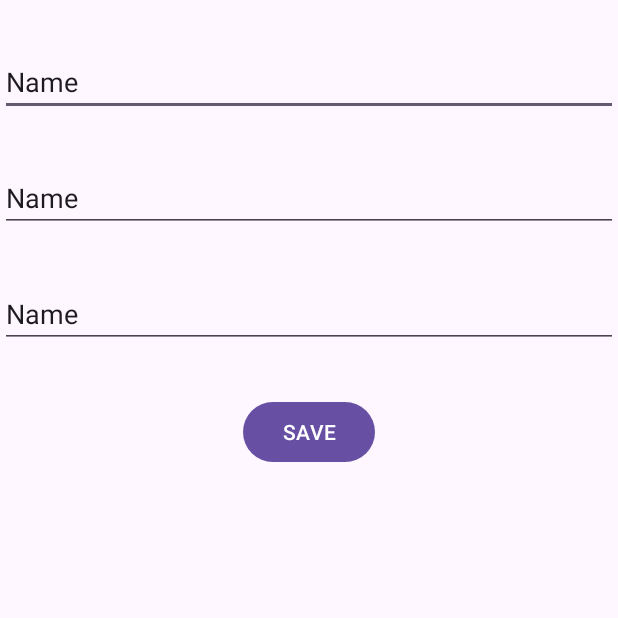
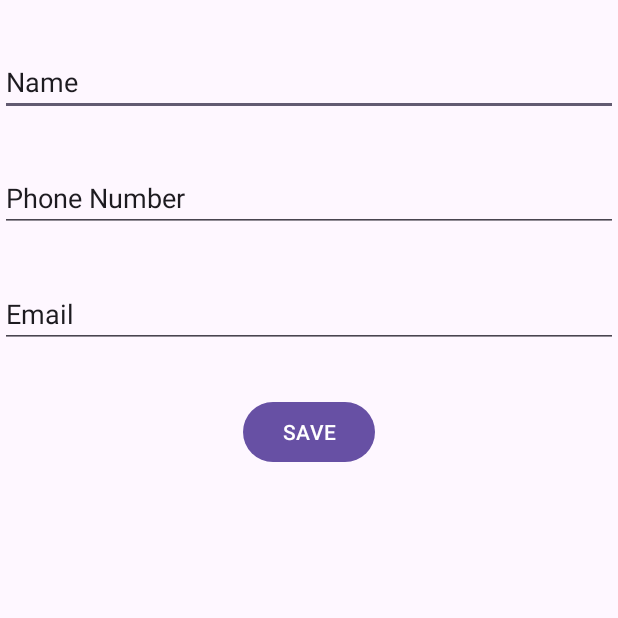
Before and after one commit to ChristineAkinyi/MyContacts-Android, an Android app: the screen it shows after launch (AddContactActivity), after a tap on an icon or button, on a phone screen of 412 x 824 dp, the top half of it. Run offline under Robolectric (Android 15) with nearby library versions, the phone set to English and light mode, and no system bars; our stand-ins replace Room's generated code; 2 statements that could not run were skipped.

Commit message:
Add file

```diff
--- a/app/build.gradle.kts
+++ b/app/build.gradle.kts
@@ -56,5 +56,6 @@ dependencies {
     implementation("androidx.lifecycle:lifecycle-livedata-ktx:2.4.0-alpha03")
     implementation("androidx.activity:activity-ktx:1.3.1")
     implementation("androidx.room:room-runtime:2.3.0")
-    annotationProcessor("androidx.room:room-compiler:2.6.1")
+//    annotationProcessor("androidx.room:room-compiler:2.6.1")
+//    ksp("androidx.room:room-compiler:2.6.1")
 }
--- a/app/src/main/java/com/akirachix/mycontacts/database/ContactDao.kt
+++ b/app/src/main/java/com/akirachix/mycontacts/database/ContactDao.kt
@@ -16,7 +16,7 @@ interface ContactDao {
     @Insert(onConflict = OnConflictStrategy.REPLACE)
     fun insertContact(contact: Contact)
 
-        @Query("SELECT * FROM Contacts")
+        @Query("SELECT * FROM Contacts ORDER BY name")
         fun getAllContacts(): LiveData<List<Contact>>
 
         @Query("SELECT * FROM Contacts where contactId= :contactId")
--- a/app/src/main/java/com/akirachix/mycontacts/database/ContactsDatabase.kt
+++ b/app/src/main/java/com/akirachix/mycontacts/database/ContactsDatabase.kt
@@ -25,7 +25,7 @@ abstract class ContactsDatabase: RoomDatabase() {
 //            creates a new database
 //            activity context, global application context
             return database as ContactsDatabase
-            ("mon-nullable")
+
         }
     }
 
--- a/app/src/main/java/com/akirachix/mycontacts/model/Contact.kt
+++ b/app/src/main/java/com/akirachix/mycontacts/model/Contact.kt
@@ -1,9 +1,10 @@
 package com.akirachix.mycontacts.model
 
 import androidx.room.Entity
+import androidx.room.Index
 import androidx.room.PrimaryKey
 
-@Entity(tableName = "Contacts")
+@Entity(tableName = "Contacts", indices = [Index(value = arrayOf("phoneNumber"), unique = true)])
 data class Contact(
    @PrimaryKey(autoGenerate = true) var contactId: Int,
     var name: String,
--- a/app/src/main/java/com/akirachix/mycontacts/ContactsApp.kt
+++ b/app/src/main/java/com/akirachix/mycontacts/model/ContactsApp.kt
@@ -1,4 +1,4 @@
-package com.akirachix.mycontacts
+package com.akirachix.mycontacts.model
 
 import android.app.Application
 import android.content.Context
@@ -7,7 +7,6 @@ class ContactsApp: Application() {
     companion object{
         lateinit var appContext: Context
     }
-
     override fun onCreate() {
         super.onCreate()
         appContext = applicationContext
--- a/app/src/main/java/com/akirachix/mycontacts/repository/ContactsRepository.kt
+++ b/app/src/main/java/com/akirachix/mycontacts/repository/ContactsRepository.kt
@@ -1,6 +1,7 @@
 package com.akirachix.mycontacts.repository
 
-import com.akirachix.mycontacts.ContactsApp
+import androidx.lifecycle.LiveData
+import com.akirachix.mycontacts.model.ContactsApp
 import com.akirachix.mycontacts.database.ContactsDatabase
 import com.akirachix.mycontacts.model.Contact
 import kotlinx.coroutines.Dispatchers
@@ -14,4 +15,7 @@ class ContactsRepository {
            database.getContactDao().insertContact(contact)
        }
    }
+    fun getAllContacts():LiveData<List<Contact>>{
+        return database.getContactDao().getAllContacts()
+    }
 }
--- a/app/src/main/java/com/akirachix/mycontacts/AddContactActivity.kt
+++ b/app/src/main/java/com/akirachix/mycontacts/ui/AddContactActivity.kt
@@ -1,11 +1,8 @@
-package com.akirachix.mycontacts
+package com.akirachix.mycontacts.ui
 
 import android.os.Bundle
-import androidx.activity.enableEdgeToEdge
 import androidx.activity.viewModels
 import androidx.appcompat.app.AppCompatActivity
-import androidx.core.view.ViewCompat
-import androidx.core.view.WindowInsetsCompat
 import com.akirachix.mycontacts.databinding.ActivityAddContactBinding
 import com.akirachix.mycontacts.model.Contact
 import com.akirachix.mycontacts.viewmodel.ContactsViewModel
@@ -49,6 +46,7 @@ class AddContactActivity : AppCompatActivity() {
         if (!error){
             val newContact = Contact(contactId = 0, name= name, email= email, phoneNumber = phone, avatar = "" )
             contactsViewModel.saveContact(newContact)
+            finish()
         }
     }
 }
--- a/app/src/main/java/com/akirachix/mycontacts/ui/MainActivity.kt
+++ b/app/src/main/java/com/akirachix/mycontacts/ui/MainActivity.kt
@@ -1,30 +1,39 @@
 package com.akirachix.mycontacts.ui
 
+import ContactsAdapter
 import android.content.Intent
 import android.os.Bundle
+import androidx.activity.viewModels
 import androidx.appcompat.app.AppCompatActivity
 import androidx.recyclerview.widget.LinearLayoutManager
-import com.akirachix.mycontacts.AddContactActivity
 import com.akirachix.mycontacts.databinding.ActivityMainBinding
 import com.akirachix.mycontacts.model.Contact
+import com.akirachix.mycontacts.viewmodel.ContactsViewModel
 
 class MainActivity : AppCompatActivity() {
     lateinit var binding: ActivityMainBinding
+    val contactsViewModel: ContactsViewModel by viewModels()
     override fun onCreate(savedInstanceState: Bundle?) {
         super.onCreate(savedInstanceState)
         binding = ActivityMainBinding.inflate(layoutInflater)
         setContentView(binding.root)
         binding.rvContacts.layoutManager = LinearLayoutManager(this)
-        displayContacts()
-
     }
 
     override fun onResume() {
         super.onResume()
-        binding.fabAddContact.setOnClickListener{startActivity(Intent(this,AddContactActivity::class.java))}
+
+        binding.fabAddContact.setOnClickListener{
+            startActivity(Intent(this, AddContactActivity::class.java))
+        }
+        contactsViewModel.getAllContacts().observe(this){contactsList ->
+            displayContacts(contactsList)
+        }
     }
 
-    fun displayContacts(){
+    fun displayContacts(contactsList: List<Contact>){
+        val contactsAdapter = ContactsAdapter(contactsList, this)
+        binding.rvContacts.adapter = contactsAdapter
 //        val contact1 = Contact("Tina", "0712345677", "tina@gmail.com", "")
 //        val contact2 = Contact("John", "0712345678", "john@gmail.com", "")
 //        val contact3 = Contact("Wangesha", "0712345676", "wangesha@gmail.com", "")
--- a/app/src/main/java/com/akirachix/mycontacts/viewmodel/ContactsViewModel.kt
+++ b/app/src/main/java/com/akirachix/mycontacts/viewmodel/ContactsViewModel.kt
@@ -1,5 +1,6 @@
 package com.akirachix.mycontacts.viewmodel
 
+import androidx.lifecycle.LiveData
 import androidx.lifecycle.ViewModel
 import androidx.lifecycle.viewModelScope
 import com.akirachix.mycontacts.model.Contact
@@ -8,10 +9,12 @@ import kotlinx.coroutines.launch
 
 class ContactsViewModel: ViewModel() {
     val contactsRepo = ContactsRepository()
-
-
-    fun saveContact(contact: Contact){
+    fun saveContact(contact: Contact) {
         viewModelScope.launch {
-         contactsRepo.saveContact(contact) }
+            contactsRepo.saveContact(contact)
+        }
     }
+    fun getAllContacts(): LiveData<List<Contact>> {
+        return contactsRepo.getAllContacts()
     }
+}
--- /dev/null
+++ b/app/src/main/res/drawable/baseline_call_24.xml
@@ -0,0 +1,5 @@
+<vector xmlns:android="http://schemas.android.com/apk/res/android" android:height="50dp" android:tint="#000000" android:viewportHeight="24" android:viewportWidth="24" android:width="50dp">
+
+    <path android:fillColor="@android:color/white" android:pathData="M20.01,15.38c-1.23,0 -2.42,-0.2 -3.53,-0.56 -0.35,-0.12 -0.74,-0.03 -1.01,0.24l-1.57,1.97c-2.83,-1.35 -5.48,-3.9 -6.89,-6.83l1.95,-1.66c0.27,-0.28 0.35,-0.67 0.24,-1.02 -0.37,-1.11 -0.56,-2.3 -0.56,-3.53 0,-0.54 -0.45,-0.99 -0.99,-0.99H4.19C3.65,3 3,3.24 3,3.99 3,13.28 10.73,21 20.01,21c0.71,0 0.99,-0.63 0.99,-1.18v-3.45c0,-0.54 -0.45,-0.99 -0.99,-0.99z"/>
+
+</vector>
--- /dev/null
+++ b/app/src/main/res/drawable/baseline_sms_24.xml
@@ -0,0 +1,6 @@
+<vector xmlns:android="http://schemas.android.com/apk/res/android" android:height="50dp" android:tint="#000000" android:viewportHeight="24" android:viewportWidth="24" android:width="50dp
+">
+
+    <path android:fillColor="@android:color/white" android:pathData="M20,2L4,2c-1.1,0 -1.99,0.9 -1.99,2L2,22l4,-4h14c1.1,0 2,-0.9 2,-2L22,4c0,-1.1 -0.9,-2 -2,-2zM9,11L7,11L7,9h2v2zM13,11h-2L11,9h2v2zM17,11h-2L15,9h2v2z"/>
+
+</vector>
--- a/app/src/main/res/layout/activity_add_contact.xml
+++ b/app/src/main/res/layout/activity_add_contact.xml
@@ -5,7 +5,7 @@
     android:id="@+id/main"
     android:layout_width="match_parent"
     android:layout_height="match_parent"
-    tools:context=".AddContactActivity">
+    tools:context=".ui.AddContactActivity">
 
     <EditText
         android:id="@+id/etName"
@@ -26,7 +26,7 @@
         android:layout_marginTop="32dp"
         android:ems="10"
         android:inputType="text"
-        android:text="Name"
+        android:text="Phone Number"
         app:layout_constraintEnd_toEndOf="parent"
         app:layout_constraintStart_toStartOf="parent"
         app:layout_constraintTop_toBottomOf="@+id/etName" />
@@ -37,14 +37,15 @@
         android:layout_height="wrap_content"
         android:layout_marginTop="32dp"
         android:ems="10"
+        android:hint="Email"
         android:inputType="text"
-        android:text="Name"
+        android:text="Email"
         app:layout_constraintEnd_toEndOf="parent"
         app:layout_constraintStart_toStartOf="parent"
         app:layout_constraintTop_toBottomOf="@+id/etPhone" />
 
     <Button
-        android:id="@+id/btnSave"
+        android:id="@+id/fabSaveContact"
         android:layout_width="wrap_content"
         android:layout_height="wrap_content"
         android:layout_marginTop="32dp"
--- a/app/src/main/res/layout/activity_main.xml
+++ b/app/src/main/res/layout/activity_main.xml
@@ -23,8 +23,10 @@
         android:layout_width="wrap_content"
         android:layout_height="wrap_content"
         android:layout_marginStart="296dp"
+        android:layout_marginTop="640dp"
+        app:layout_constraintBottom_toBottomOf="parent"
         app:layout_constraintEnd_toEndOf="parent"
         app:layout_constraintStart_toStartOf="parent"
-        app:srcCompat="@drawable/baseline_add_24"
-        tools:layout_editor_absoluteY="666dp" />
+        app:layout_constraintTop_toTopOf="parent"
+        app:srcCompat="@drawable/baseline_add_24" />
 </androidx.constraintlayout.widget.ConstraintLayout>
--- a/build.gradle.kts
+++ b/build.gradle.kts
@@ -2,5 +2,5 @@
 plugins {
     alias(libs.plugins.android.application) apply false
     alias(libs.plugins.jetbrains.kotlin.android) apply false
-    id("com.google.devtools.ksp") version "1.9.23-1.0.19" apply false
+    id("com.google.devtools.ksp") version "1.9.0-1.0.12" apply false
 }
```
Also changed, not shown: app/src/main/AndroidManifest.xml (+5 -2 lines), app/src/main/java/com/akirachix/mycontacts/ui/ContactsAdapter.kt (+61 -21 lines), app/src/main/java/com/akirachix/mycontacts/ui/ViewContactActivity.kt (added, +28 -0 lines), app/src/main/res/layout/activity_view_contact.xml (added, +71 -0 lines).
